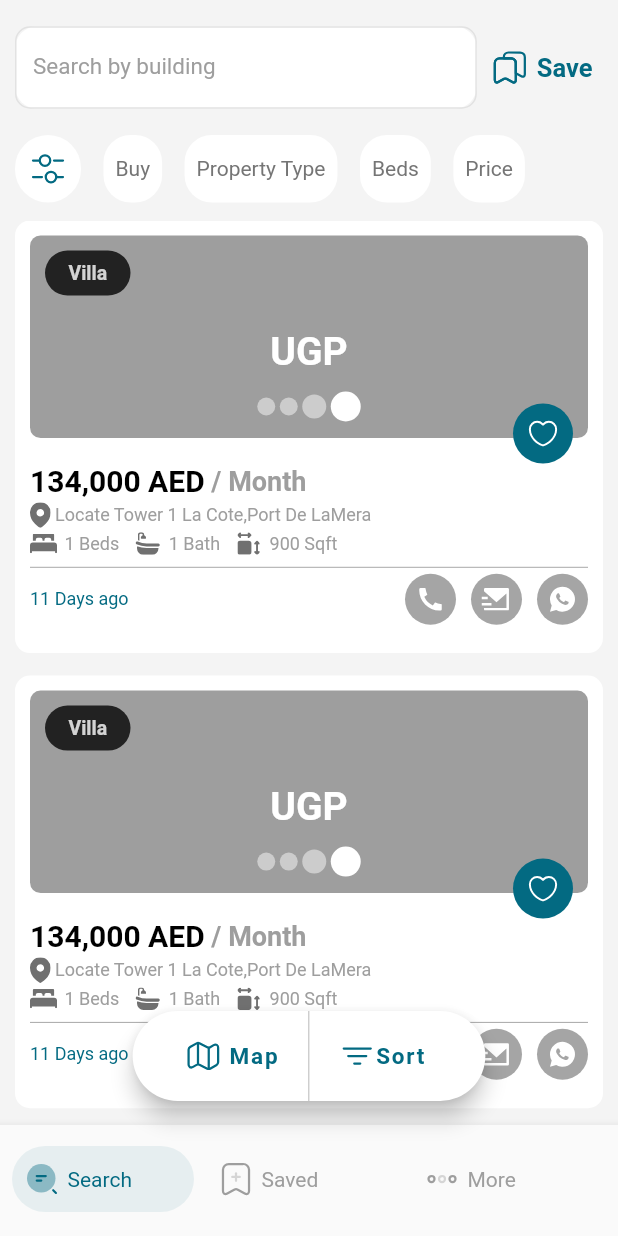
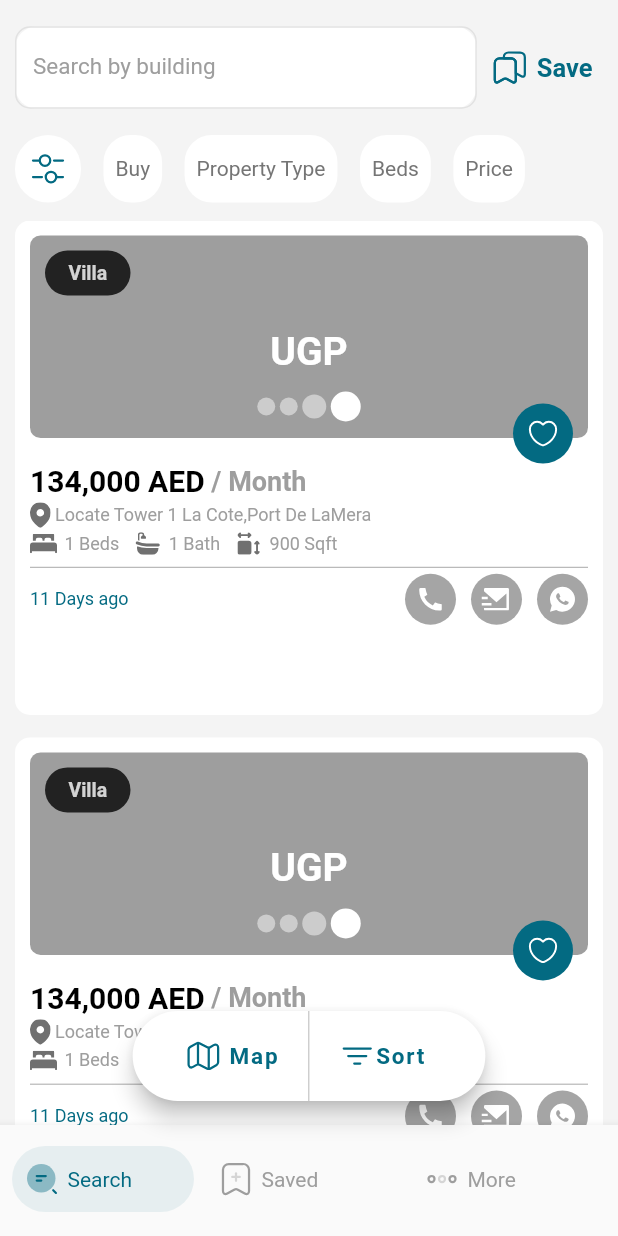
Before and after one commit to fadyZaherEng/GssApp, a Flutter app: the MyHomePage screen opened directly, on a phone screen of 412 x 824 dp. Run offline on Flutter 3.47's test engine with Material 2 defaults, Android fonts, the light colour scheme and no system bars; our stand-ins replace dartz, dio, email_validator, flutter_bloc, flutter_svg, fluttertoast and 6 more; generated files the repository leaves out were written again.

Commit message:
upload finish

```diff
--- a/lib/presentation/screens/home/home_screen.dart
+++ b/lib/presentation/screens/home/home_screen.dart
@@ -7,8 +7,8 @@ import 'package:gss/presentation/blocs/home/home_bloc.dart';
 import 'package:gss/presentation/blocs/home/home_events.dart';
 import 'package:gss/presentation/blocs/home/home_states.dart';
 
-import 'package:gss/presentation/screens/home/widgets/home_body.dart';
-import 'package:gss/presentation/screens/home/widgets/home_bottom_nav.dart';
+import 'package:gss/presentation/screens/home/widgets/home_body_widget.dart';
+import 'package:gss/presentation/screens/home/widgets/home_bottom_nav_widget.dart';
 import 'package:gss/presentation/screens/home/widgets/home_floating_widget.dart';
 import 'package:gss/presentation/widgets/custom_text_filed_widget.dart';
 
@@ -99,8 +99,8 @@ class _MyHomePageState extends State<MyHomePage> {
               ),
             )],
           ),
-          body: HomeBody(towers:_towers),
-          bottomNavigationBar: HomeBottomNav(context: context, idx: _idx),
+          body: HomeBodyWidget(towers:_towers),
+          bottomNavigationBar: HomeBottomNavWidget(context: context, idx: _idx),
           floatingActionButton: HomeFloatingWidget(context: context),
           floatingActionButtonLocation:
           FloatingActionButtonLocation.centerFloat,
--- a/lib/presentation/screens/home/widgets/home_body.dart
+++ b/lib/presentation/screens/home/widgets/home_body_widget.dart
@@ -4,13 +4,13 @@ import 'package:flutter/material.dart';
 import 'package:flutter_svg/flutter_svg.dart';
 import 'package:gss/domain/models/tower.dart';
 import 'package:gss/presentation/blocs/home/home_states.dart';
-import 'package:gss/presentation/screens/home/widgets/home_list.dart';
+import 'package:gss/presentation/screens/home/widgets/home_list_widget.dart';
 
-class HomeBody extends StatelessWidget {
+class HomeBodyWidget extends StatelessWidget {
 
   List<TowerModel>towers;
 
-  HomeBody({required this.towers});
+  HomeBodyWidget({required this.towers});
 
   @override
   Widget build(BuildContext context) {
@@ -58,7 +58,7 @@ class HomeBody extends StatelessWidget {
           const SizedBox(
             height: 12,
           ),
-          HomeList(towers:towers),
+          HomeListWidget(towers:towers),
         ],
       ),
     );
--- a/lib/presentation/screens/home/widgets/home_bottom_nav.dart
+++ b/lib/presentation/screens/home/widgets/home_bottom_nav_widget.dart
@@ -6,13 +6,13 @@ import 'package:flutter_svg/flutter_svg.dart';
 import 'package:gss/presentation/blocs/home/home_bloc.dart';
 import 'package:gss/presentation/blocs/home/home_events.dart';
 
-class HomeBottomNav extends StatelessWidget {
+class HomeBottomNavWidget extends StatelessWidget {
   final BuildContext context;
   final int idx;
   final Color _active = const Color.fromRGBO(3, 106, 130, 1);
   final Color _disActive = Colors.grey;
   AppBloc get bloc=> BlocProvider.of<AppBloc>(context);
-  HomeBottomNav({super.key, required this.context,required this.idx});
+  HomeBottomNavWidget({super.key, required this.context,required this.idx});
 
   @override
   Widget build(BuildContext context) {
--- a/lib/presentation/screens/home/widgets/home_list_item.dart
+++ b/lib/presentation/screens/home/widgets/home_list_item.dart
@@ -10,9 +10,10 @@ class HomeListItem extends StatelessWidget {
   final oCcy = NumberFormat("#,##0", "en_US");
   @override
   Widget build(BuildContext context) {
-    return Container(
+    return Center(
+      child: Container(
         width: double.infinity,
-      height: MediaQuery.sizeOf(context).height * 0.35,
+        height: MediaQuery.sizeOf(context).height * 0.4,
         decoration: BoxDecoration(
           color: const Color.fromRGBO(255, 255, 255, 1),
           borderRadius: BorderRadius.circular(10),
@@ -149,6 +150,7 @@ class HomeListItem extends StatelessWidget {
             ],
           ),
         ),
+      ),
     );
   }
  Widget getCircleAvatar(String path) {
--- a/lib/presentation/screens/home/widgets/home_list.dart
+++ b/lib/presentation/screens/home/widgets/home_list_widget.dart
@@ -3,10 +3,10 @@ import 'package:gss/domain/models/tower.dart';
 import 'package:gss/presentation/blocs/home/home_states.dart';
 import 'package:gss/presentation/screens/home/widgets/home_list_item.dart';
 
-class HomeList extends StatelessWidget {
+class HomeListWidget extends StatelessWidget {
   List<TowerModel>towers=[];
 
-  HomeList({required this.towers});
+  HomeListWidget({required this.towers});
 
   @override
   Widget build(BuildContext context) {
--- a/lib/presentation/screens/sign_up/widgets/sign_up_background.dart
+++ b/lib/presentation/screens/sign_in/widgets/sign_in_background_widget.dart
@@ -1,8 +1,7 @@
-
 import 'package:flutter/material.dart';
 
-class SignUpBackground extends StatelessWidget {
-  const SignUpBackground({super.key});
+class SignInBackgroundWidget extends StatelessWidget {
+  const SignInBackgroundWidget({super.key});
 
   @override
   Widget build(BuildContext context) {
--- a/lib/presentation/screens/sign_in/widgets/sign_in_background.dart
+++ b/lib/presentation/screens/sign_up/widgets/sign_up_background_widget.dart
@@ -1,7 +1,8 @@
+
 import 'package:flutter/material.dart';
 
-class SignInBackground extends StatelessWidget {
-  const SignInBackground({super.key});
+class SignUpBackgroundWidget extends StatelessWidget {
+  const SignUpBackgroundWidget({super.key});
 
   @override
   Widget build(BuildContext context) {
--- a/lib/presentation/widgets/custom_divider.dart
+++ b/lib/presentation/widgets/custom_divider_widget.dart
@@ -1,8 +1,8 @@
 import 'package:flutter/material.dart';
 import 'package:hexcolor/hexcolor.dart';
 
-class CustomDivider extends StatelessWidget {
-  const CustomDivider({super.key});
+class CustomDividerWidget extends StatelessWidget {
+  const CustomDividerWidget({super.key});
 
   @override
   Widget build(BuildContext context) {
```
Also changed, not shown: lib/presentation/screens/sign_in/sign_in_screen.dart (+4 -4 lines), lib/presentation/screens/sign_in/widgets/sign_in_body_widget.dart (renamed from lib/presentation/screens/sign_in/widgets/sign_in_body.dart, +4 -4 lines), lib/presentation/screens/sign_up/sign_up_screen.dart (+4 -4 lines), lib/presentation/screens/sign_up/widgets/sign_up_body_widget.dart (renamed from lib/presentation/screens/sign_up/widgets/sign_up_body.dart, +4 -4 lines). Lines whose indentation alone changed are shown as unchanged.
